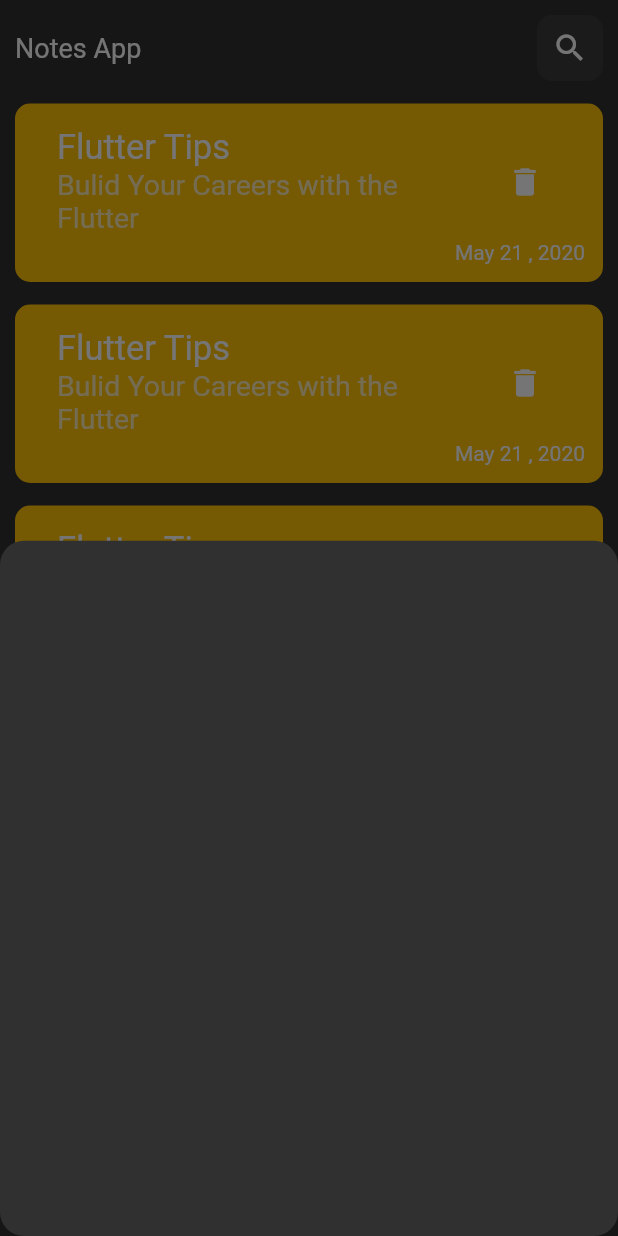
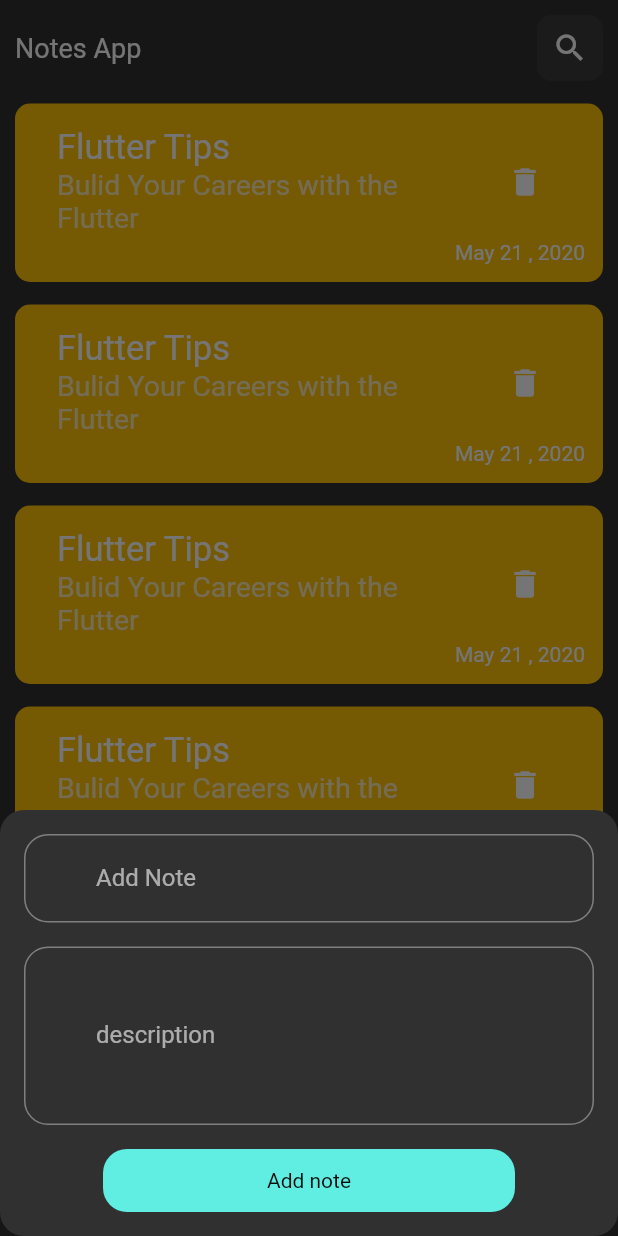
Before and after one commit to abdalrhmanreda/note_app, a Flutter app: the screen it shows after launch, after a tap on the "add" icon, on a phone screen of 412 x 824 dp. Run offline on Flutter 3.47's test engine with Material 2 defaults, Android fonts, the phone set to English and light mode, and no system bars; our stand-ins replace google_fonts.

```diff
--- /dev/null
+++ b/lib/models/notemodel.dart
@@ -0,0 +1,13 @@
+class NoteModel {
+  final String title;
+  final String subTitle;
+  final String date;
+  final int color;
+
+  NoteModel({
+    required this.title,
+    required this.subTitle,
+    required this.date,
+    required this.color,
+  });
+}
--- /dev/null
+++ b/lib/views/edit_notes.dart
@@ -0,0 +1,14 @@
+import 'package:flutter/material.dart';
+import 'package:flutter/widgets.dart';
+import 'package:note_app/views/widgets/edit_screen_body.dart';
+
+class EditNotes extends StatelessWidget {
+  const EditNotes({super.key});
+
+  @override
+  Widget build(BuildContext context) {
+    return Scaffold(
+      body: EditNotesViewBody(),
+    );
+  }
+}
--- a/lib/views/widgets/add_note.dart
+++ b/lib/views/widgets/add_note.dart
@@ -1,10 +1,62 @@
 import 'package:flutter/material.dart';
+import 'package:note_app/views/widgets/custom_button.dart';
+import 'package:note_app/views/widgets/custom_text_feild.dart';
 
 class CustomAddNote extends StatelessWidget {
   const CustomAddNote({super.key});
-
   @override
   Widget build(BuildContext context) {
-    return Container();
+    var noteController = TextEditingController();
+    var descNoteController = TextEditingController();
+    return Padding(
+      padding: const EdgeInsets.all(16),
+      child: SizedBox(
+        child: SingleChildScrollView(
+          child: Column(
+            mainAxisAlignment: MainAxisAlignment.spaceEvenly,
+            children: [
+              CustomTextFormField(
+                controller: noteController,
+                label: 'Add Note',
+                isPassword: false,
+                border: OutlineInputBorder(
+                  borderRadius: BorderRadius.circular(16),
+                ),
+              ),
+              const SizedBox(
+                height: 16,
+              ),
+              CustomTextFormField(
+                isPassword: false,
+                maxLine: null,
+                label: 'description',
+                controller: descNoteController,
+                border: OutlineInputBorder(
+                  borderRadius: BorderRadius.circular(16),
+                ),
+                edgeInsetsGeometry: const EdgeInsets.symmetric(
+                  horizontal: 20,
+                  vertical: 50,
+                ),
+              ),
+              const SizedBox(
+                height: 16,
+              ),
+              CustomButton(
+                onPressed: () {},
+                text: 'Add note',
+                horizontal: 0,
+                vertical: 0,
+                radius: 16,
+                width: MediaQuery.of(context).size.width / 1.5,
+                height: 42,
+                textColor: 0xff0000000,
+                color: 0xff60eee2,
+              ),
+            ],
+          ),
+        ),
+      ),
+    );
   }
 }
--- /dev/null
+++ b/lib/views/widgets/custom_button.dart
@@ -0,0 +1,51 @@
+import 'package:flutter/material.dart';
+
+class CustomButton extends StatelessWidget {
+  double? height;
+  double? width;
+  int? color;
+  double? radius;
+  final VoidCallback onPressed;
+  final String text;
+  double? fontSize;
+  int? textColor;
+  double? horizontal;
+  double? vertical;
+
+  CustomButton({
+    super.key,
+    required this.onPressed,
+    required this.text,
+    this.radius,
+    this.height,
+    this.width,
+    this.fontSize,
+    this.textColor,
+    this.horizontal,
+    this.vertical,
+    this.color,
+  });
+  Widget build(BuildContext context) {
+    // TODO: implement build
+    return Container(
+      margin:
+          EdgeInsets.symmetric(vertical: vertical!, horizontal: horizontal!),
+      width: width,
+      height: height,
+      decoration: BoxDecoration(
+        color: Color(color!),
+        borderRadius: BorderRadius.circular(radius!),
+      ),
+      child: TextButton(
+        onPressed: onPressed,
+        style: Theme.of(context).textButtonTheme.style,
+        child: Text(
+          text,
+          style: Theme.of(context).textTheme.bodyMedium!.copyWith(
+                color: Color(textColor!),
+              ),
+        ),
+      ),
+    );
+  }
+}
--- a/lib/views/widgets/custom_note_item.dart
+++ b/lib/views/widgets/custom_note_item.dart
@@ -1,12 +1,18 @@
 import 'package:flutter/material.dart';
 import 'package:google_fonts/google_fonts.dart';
+import 'package:note_app/views/edit_notes.dart';
 
 class CustomNoteItem extends StatelessWidget {
   const CustomNoteItem({super.key});
 
   @override
   Widget build(BuildContext context) {
-    return Container(
+    return InkWell(
+      onTap: () {
+        Navigator.push(
+            context, MaterialPageRoute(builder: (context) => EditNotes()));
+      },
+      child: Container(
         padding: const EdgeInsets.all(12),
         decoration: BoxDecoration(
           borderRadius: BorderRadius.circular(10),
@@ -39,6 +45,7 @@ class CustomNoteItem extends StatelessWidget {
             ),
           ],
         ),
+      ),
     );
   }
 }
--- /dev/null
+++ b/lib/views/widgets/custom_text_feild.dart
@@ -0,0 +1,107 @@
+import 'package:flutter/material.dart';
+import 'package:google_fonts/google_fonts.dart';
+
+class CustomTextFormField extends StatelessWidget {
+  CustomTextFormField({
+    super.key,
+    this.formFieldKey,
+    required this.isPassword,
+    this.type,
+    this.controller,
+    this.validate,
+    this.onTap,
+    this.suffixIcon,
+    this.suffixPressed,
+    this.border,
+    this.edgeInsetsGeometry,
+    this.hint,
+    this.onChanged,
+    this.onSubmitted,
+    this.prefixIcon,
+    this.labelStyle,
+    this.hintStyle,
+    this.enabledBorder,
+    this.focusedBorder,
+    this.maxLine,
+    this.minLine,
+    this.isEnable,
+    this.scrollController,
+    this.autofocus,
+    this.focusNode,
+    this.floatingLabelBehavior,
+    this.hintTextDirection,
+    this.hintMaxLines,
+    this.onSaved,
+    this.label,
+  });
+
+  ScrollController? scrollController;
+  bool isPassword;
+  bool? autofocus;
+  TextInputType? type;
+  TextEditingController? controller;
+  String? Function(String?)? onSubmitted;
+  String? Function(String?)? onSaved;
+  String? Function(String?)? onChanged;
+  String? Function(String?)? validate;
+  String? hint;
+  IconData? prefixIcon;
+  IconData? suffixIcon;
+  VoidCallback? onTap;
+  VoidCallback? suffixPressed;
+  InputBorder? border;
+  InputBorder? focusedBorder;
+  InputBorder? enabledBorder;
+  EdgeInsetsGeometry? edgeInsetsGeometry;
+  String? label;
+  TextStyle? hintStyle;
+  TextStyle? labelStyle;
+  bool? isEnable;
+  int? maxLine;
+  int? minLine;
+  FocusNode? focusNode;
+  FloatingLabelBehavior? floatingLabelBehavior;
+  TextDirection? hintTextDirection;
+  int? hintMaxLines;
+  Key? formFieldKey;
+  Widget build(BuildContext context) {
+    return TextFormField(
+      key: formFieldKey,
+      scrollController: scrollController,
+      obscureText: isPassword,
+      keyboardType: type,
+      controller: controller,
+      onFieldSubmitted: onSubmitted,
+      onSaved: onSaved,
+      onChanged: onChanged,
+      validator: validate,
+      maxLines: maxLine,
+      minLines: minLine,
+      onTap: onTap,
+      enabled: isEnable,
+      focusNode: focusNode,
+      decoration: InputDecoration(
+        hintTextDirection: hintTextDirection,
+        hintMaxLines: hintMaxLines,
+        helperStyle: const TextStyle(
+          decorationStyle: TextDecorationStyle.dotted,
+        ),
+        contentPadding: edgeInsetsGeometry,
+        prefixIcon: Icon(
+          prefixIcon,
+          size: 20,
+        ),
+        border: border,
+        focusedBorder: focusedBorder,
+        enabledBorder: enabledBorder,
+        hintStyle: GoogleFonts.aBeeZee(color: Colors.grey),
+        hintText: hint,
+        labelText: label ?? '',
+        suffixIcon: suffixIcon != null
+            ? IconButton(onPressed: suffixPressed, icon: Icon(suffixIcon))
+            : null,
+        labelStyle: GoogleFonts.aBeeZee(),
+      ),
+    );
+  }
+}
--- /dev/null
+++ b/lib/views/widgets/edit_screen_body.dart
@@ -0,0 +1,58 @@
+import 'package:flutter/material.dart';
+import 'package:flutter/widgets.dart';
+import 'package:note_app/views/widgets/custom_app_bar.dart';
+import 'package:note_app/views/widgets/custom_button.dart';
+import 'package:note_app/views/widgets/custom_text_feild.dart';
+
+class EditNotesViewBody extends StatelessWidget {
+  EditNotesViewBody({super.key});
+
+  var noteController = TextEditingController();
+  var descNoteController = TextEditingController();
+  @override
+  Widget build(BuildContext context) {
+    return Column(
+      children: [
+        CustomAppBar(),
+        CustomTextFormField(
+          controller: noteController,
+          label: 'Add Note',
+          isPassword: false,
+          border: OutlineInputBorder(
+            borderRadius: BorderRadius.circular(16),
+          ),
+        ),
+        const SizedBox(
+          height: 16,
+        ),
+        CustomTextFormField(
+          isPassword: false,
+          maxLine: null,
+          label: 'description',
+          controller: descNoteController,
+          border: OutlineInputBorder(
+            borderRadius: BorderRadius.circular(16),
+          ),
+          edgeInsetsGeometry: const EdgeInsets.symmetric(
+            horizontal: 20,
+            vertical: 50,
+          ),
+        ),
+        const SizedBox(
+          height: 16,
+        ),
+        CustomButton(
+          onPressed: () {},
+          text: 'Add note',
+          horizontal: 0,
+          vertical: 0,
+          radius: 16,
+          width: MediaQuery.of(context).size.width / 1.5,
+          height: 42,
+          textColor: 0xff0000000,
+          color: 0xff60eee2,
+        ),
+      ],
+    );
+  }
+}
--- a/pubspec.yaml
+++ b/pubspec.yaml
@@ -36,6 +36,7 @@ dependencies:
   # Use with the CupertinoIcons class for iOS style icons.
   cupertino_icons: ^1.0.2
   google_fonts: ^5.1.0
+  hive: ^2.2.3
 
 dev_dependencies:
   flutter_test:
```
Also changed, not shown: pubspec.lock. Lines whose indentation alone changed are shown as unchanged.
